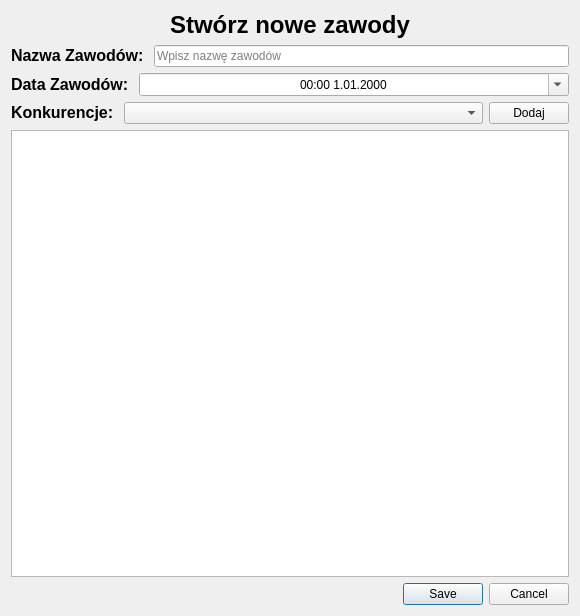
Verter18328/SOKs_LOK, file Ui_Files/NoweZawodyDialog.ui: the form before one commit.
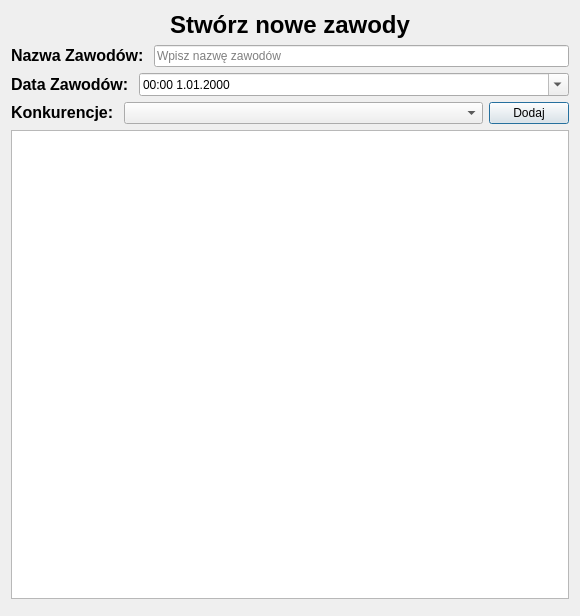
The form after the commit.

```diff
--- a/Ui_Files/NoweZawodyDialog.ui
+++ b/Ui_Files/NoweZawodyDialog.ui
@@ -53,11 +53,8 @@
          <verstretch>0</verstretch>
         </sizepolicy>
        </property>
-       <property name="alignment">
-        <set>Qt::AlignmentFlag::AlignCenter</set>
-       </property>
        <property name="buttonSymbols">
-        <enum>QAbstractSpinBox::ButtonSymbols::NoButtons</enum>
+        <enum>QAbstractSpinBox::UpDownArrows</enum>
        </property>
        <property name="showGroupSeparator" stdset="0">
         <bool>false</bool>
@@ -75,7 +72,7 @@
    <item row="10" column="10">
     <widget class="QDialogButtonBox" name="buttonBox_zawody">
      <property name="standardButtons">
-      <set>QDialogButtonBox::StandardButton::Cancel|QDialogButtonBox::StandardButton::Save</set>
+      <set>QDialogButtonBox::NoButton</set>
      </property>
     </widget>
    </item>
@@ -143,7 +140,7 @@
         </sizepolicy>
        </property>
        <property name="layoutDirection">
-        <enum>Qt::LayoutDirection::RightToLeft</enum>
+        <enum>Qt::LeftToRight</enum>
        </property>
        <property name="text">
         <string>Dodaj</string>
```
Left out of the diff: 2 changed lines with no effect on the pictures.
